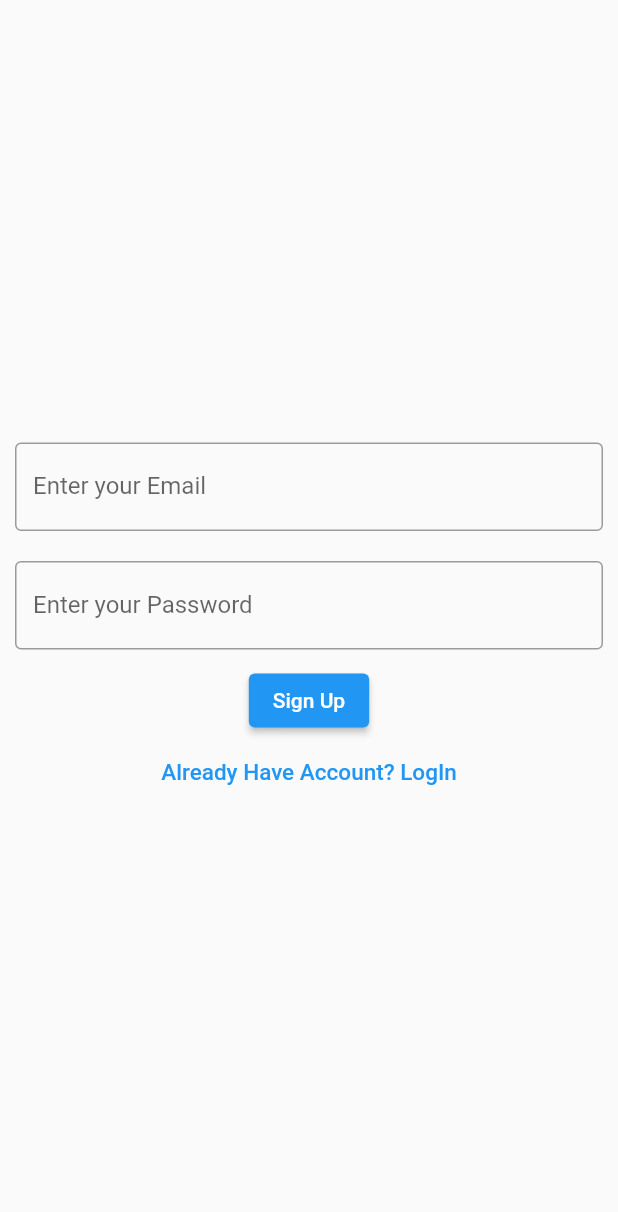
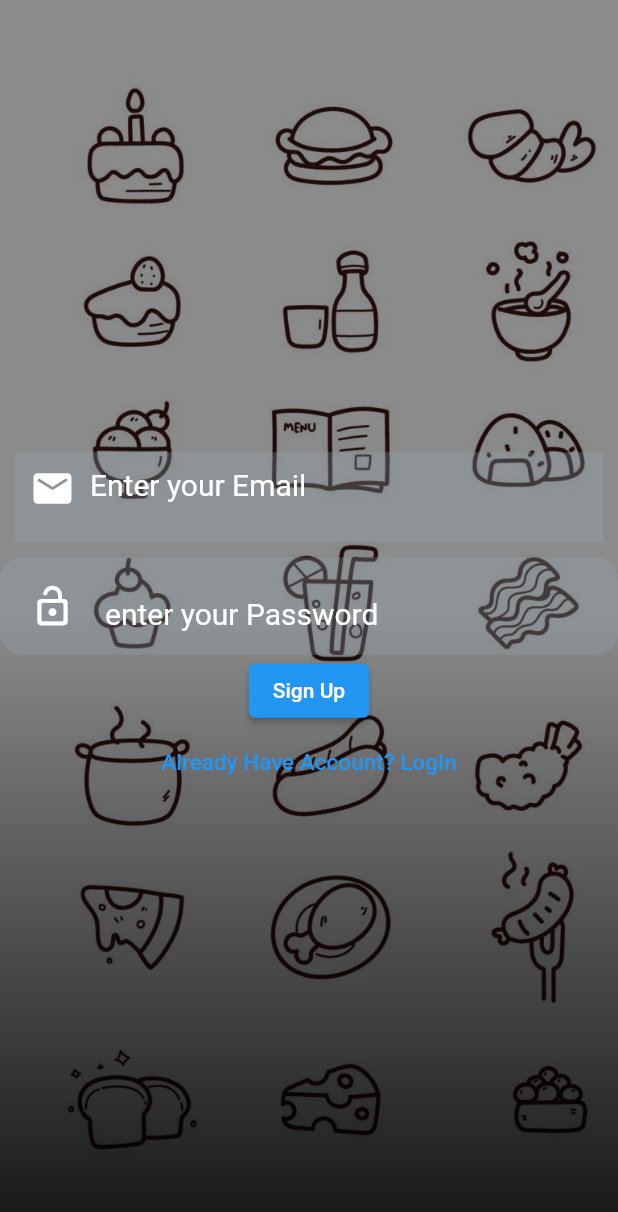
Before and after one commit to amankaif/Intake-Tracker, a Flutter app: the screen it shows after launch, after a tap on "New User? Create Account", on a phone screen of 412 x 824 dp. Shown: the top 1212 px of the screen. Run offline on Flutter 3.47's test engine with Material 2 defaults, Android fonts, the phone set to English and light mode, and no system bars; our stand-ins replace supabase, supabase_flutter; accounts and stored records are empty; statements that could not run were skipped.

Commit message:
Login page visual changed

```diff
--- a/lib/screens/login_page/login_widgets/login_background.dart
+++ b/lib/screens/login_page/login_widgets/login_background.dart
@@ -1,7 +1,7 @@
 import 'package:flutter/material.dart';
 
-class background extends StatelessWidget {
-  const background({
+class Background extends StatelessWidget {
+  const Background({
     Key? key,
   }) : super(key: key);
 
--- a/lib/screens/login_page/view/demo_login_page.dart
+++ b/lib/screens/login_page/view/demo_login_page.dart
@@ -7,6 +7,8 @@ import 'package:flutter/material.dart';
 import 'package:provider/provider.dart';
 import 'package:supabase/supabase.dart' hide Provider;
 import 'package:calorie_tracker/ui_strings.dart';
+import 'package:calorie_tracker/screens/login_page/login_text_style.dart';
+import 'package:calorie_tracker/screens/login_page/login_widgets/login_widgets.dart';
 
 class LoginDemo extends StatefulWidget {
   const LoginDemo({Key? key}) : super(key: key);
@@ -61,12 +63,15 @@ class _LoginDemoState extends State<LoginDemo> {
   Widget build(BuildContext context) {
     final AuthenticationNotifier authenticationNotifier =
         Provider.of<AuthenticationNotifier>(context, listen: false);
-    return Scaffold(
-      backgroundColor: Colors.white,
-      appBar: AppBar(
-        title: const Text("Login Page"),
-        centerTitle: true,
-      ),
+    return Stack(
+      children: [
+        Background(),
+        Scaffold(
+          backgroundColor: Colors.transparent,
+          // appBar: AppBar(
+          //   title: const Text("Login Page"),
+          //   centerTitle: true,
+          // ),
           body: SingleChildScrollView(
             child: Column(
               children: <Widget>[
@@ -87,20 +92,62 @@ class _LoginDemoState extends State<LoginDemo> {
                 ),
                 Padding(
                   padding: const EdgeInsets.all(10.0),
+                  child: Container(
+                    height: 60,
+                    decoration: BoxDecoration(
+                        color: Colors.blueGrey[300]?.withOpacity((0.3))),
                     child: TextField(
                       controller: _email,
                       decoration: const InputDecoration(
-                    border: OutlineInputBorder(),
-                    labelText: 'Enter your Email'),
+                          contentPadding: EdgeInsets.all(10),
+                          border:  InputBorder.none,
+                          prefixIcon: Padding(
+                            padding: EdgeInsets.symmetric(horizontal: 10),
+                            child: Icon(
+                              Icons.email_rounded,
+                              color: Colors.white,
+                              size: 30,
                             ),
                           ),
-            Padding(
-              padding: const EdgeInsets.all(8.0),
+                          hintText: "Email",
+                          hintStyle:
+                              TextStyle(fontSize: 20, color: Colors.white)
+                              ),
+                              style: TextStyle(
+                          fontSize: 17, color: Colors.white.withOpacity(0.8)),
+                      keyboardType: TextInputType.emailAddress,
+                      textInputAction: TextInputAction.next,
+                    ),
+                  ),
+                ),
+                Container(
+                  child: Container(
+                    height: 65,
+                    decoration: BoxDecoration(
+                      color: Colors.blueGrey[300]?.withOpacity(0.3),
+                      borderRadius: BorderRadius.circular(15),
+                    ),
                     child: TextField(
                       obscureText: true,
+                      style: TextStyle(fontSize: 28,
+                      color:  Colors.white),
                       controller: _password,
+                      textInputAction: TextInputAction.done,
                       decoration: const InputDecoration(
-                    border: OutlineInputBorder(), labelText: 'Enter Password'),
+                          contentPadding: EdgeInsets.symmetric(vertical: 20),
+                          border: InputBorder.none,
+                          prefixIcon: Padding(
+                            padding: EdgeInsets.symmetric(horizontal: 20),
+                            child: Icon(
+                              Icons.lock_open_rounded,
+                              color: Colors.white,
+                              size: 30,
+                            ),
+                          ),
+                          hintText: 'Password',
+                          hintStyle: TextStyle(fontSize: 20, color: Colors.white),
+                      ),
+                    ),
                   ),
                 ),
                 TextButton(
@@ -117,14 +164,14 @@ class _LoginDemoState extends State<LoginDemo> {
                   height: 50,
                   width: 250,
                   decoration: BoxDecoration(
-                  color: Colors.blue, borderRadius: BorderRadius.circular(20)),
+                      color: Colors.blue,
+                      borderRadius: BorderRadius.circular(20)),
                   child: TextButton(
                     onPressed: () async {
                       // ignore: avoid_print
                       // print("Clicked");
                       String email = _email.text;
                       String password = _password.text;
-
                       if (email.isNotEmpty && password.isNotEmpty) {
                         await authenticationNotifier.login(
                             context: context, email: email, password: password);
@@ -138,7 +185,7 @@ class _LoginDemoState extends State<LoginDemo> {
                     },
                     child: const Text(
                       'Login',
-                  style: TextStyle(color: Colors.white, fontSize: 25),
+                      style: TextStyle(color: Colors.white, fontSize: 25, ),
                     ),
                   ),
                 ),
@@ -160,6 +207,8 @@ class _LoginDemoState extends State<LoginDemo> {
               ],
             ),
           ),
+        ),
+      ],
     );
   }
 }
--- a/lib/screens/login_page/view/login_page_view.dart
+++ b/lib/screens/login_page/view/login_page_view.dart
@@ -10,7 +10,7 @@ class LoginPage extends StatelessWidget {
   Widget build(BuildContext context) {
     return Stack(
       children: [
-        background(),
+        Background(),
         Scaffold(
           backgroundColor: Colors.transparent,
           body: SafeArea(
--- a/lib/screens/signup_page/signup.dart
+++ b/lib/screens/signup_page/signup.dart
@@ -3,6 +3,7 @@ import 'package:calorie_tracker/core/notifier/authentication.notifier.dart';
 import 'package:flutter/material.dart';
 import 'package:provider/provider.dart';
 import '../login_page/view/demo_login_page.dart';
+import 'package:calorie_tracker/screens/login_page/login_widgets/login_widgets.dart';
 
 class SignUpWidget extends StatefulWidget {
   const SignUpWidget({Key? key}) : super(key: key);
@@ -19,27 +20,71 @@ class _SignUpWidgetState extends State<SignUpWidget> {
   Widget build(BuildContext context) {
     final AuthenticationNotifier authenticationNotifier =
         Provider.of<AuthenticationNotifier>(context, listen: false);
-    return Scaffold(
+    return Stack(
+      children: [
+        Background(),
+        Scaffold(
+          backgroundColor: Colors.transparent,
           body: Center(
             child: Column(
               mainAxisAlignment: MainAxisAlignment.center,
               children: [
                 Padding(
                   padding: const EdgeInsets.all(10.0),
+                  child: Container(
+                    height: 60,
+                    decoration: BoxDecoration(
+                        color: Colors.blueGrey[300]?.withOpacity((0.3))),
                     child: TextField(
                       controller: _email,
                       decoration: const InputDecoration(
-                    border: OutlineInputBorder(),
-                    labelText: 'Enter your Email'),
+                          contentPadding: EdgeInsets.all(10),
+                          border: InputBorder.none,
+                          prefixIcon: Padding(
+                            padding: EdgeInsets.symmetric(horizontal: 10),
+                            child: Icon(
+                              Icons.email_rounded,
+                              color: Colors.white,
+                              size: 30,
                             ),
                           ),
-            Padding(
-              padding: const EdgeInsets.all(10.0),
+                          hintText: "Enter your Email",
+                          hintStyle:
+                              TextStyle(fontSize: 20, color: Colors.white)),
+                      style: TextStyle(
+                          fontSize: 17, color: Colors.white.withOpacity(0.8)),
+                      keyboardType: TextInputType.emailAddress,
+                      textInputAction: TextInputAction.next,
+                    ),
+                  ),
+                ),
+                Container(
+                  child: Container(
+                    height: 65,
+                    decoration: BoxDecoration(
+                      color: Colors.blueGrey[300]?.withOpacity(0.3),
+                      borderRadius: BorderRadius.circular(15),
+                    ),
                     child: TextField(
+                      obscureText: true,
+                      style: TextStyle(fontSize: 28, color: Colors.white),
                       controller: _password,
+                      textInputAction: TextInputAction.done,
                       decoration: const InputDecoration(
-                    border: OutlineInputBorder(),
-                    labelText: 'Enter your Password'),
+                        contentPadding: EdgeInsets.symmetric(vertical: 20),
+                        border: InputBorder.none,
+                        prefixIcon: Padding(
+                          padding: EdgeInsets.symmetric(horizontal: 20),
+                          child: Icon(
+                            Icons.lock_open_rounded,
+                            color: Colors.white,
+                            size: 30,
+                          ),
+                        ),
+                        hintText: 'enter your Password',
+                        hintStyle: TextStyle(fontSize: 20, color: Colors.white),
+                      ),
+                    ),
                   ),
                 ),
                 // Padding(
@@ -67,18 +112,21 @@ class _SignUpWidgetState extends State<SignUpWidget> {
                       String password = _password.text;
 
                       if (email.isNotEmpty && password.isNotEmpty) {
-                    await authenticationNotifier.signUp(context: context,
-                        email: email, password: password);
+                        await authenticationNotifier.signUp(
+                            context: context, email: email, password: password);
                       } else {
                         ScaffoldMessenger.of(context).showSnackBar(
                             const SnackBar(content: Text("Fill the details")));
                       }
                     },
+
                     child: const Text('Sign Up')),
                 TextButton(
                   onPressed: () {
-                Navigator.pushReplacement(context,
-                    MaterialPageRoute(builder: (context) => const LoginDemo()));
+                    Navigator.pushReplacement(
+                        context,
+                        MaterialPageRoute(
+                            builder: (context) => const LoginDemo()));
                   },
                   child: const Text(
                     'Already Have Account? LogIn',
@@ -88,6 +136,8 @@ class _SignUpWidgetState extends State<SignUpWidget> {
               ],
             ),
           ),
+        ),
+      ],
     );
   }
 }
```
Also changed, not shown: assets/images/cartoon.png. Lines whose indentation alone changed are shown as unchanged.
